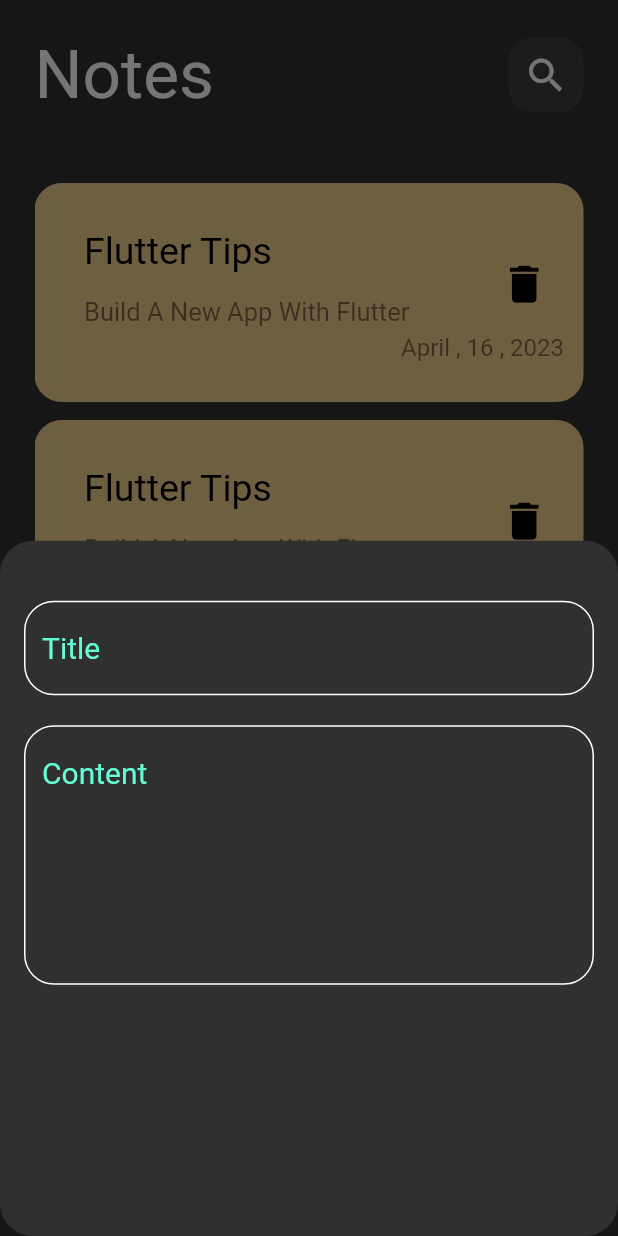
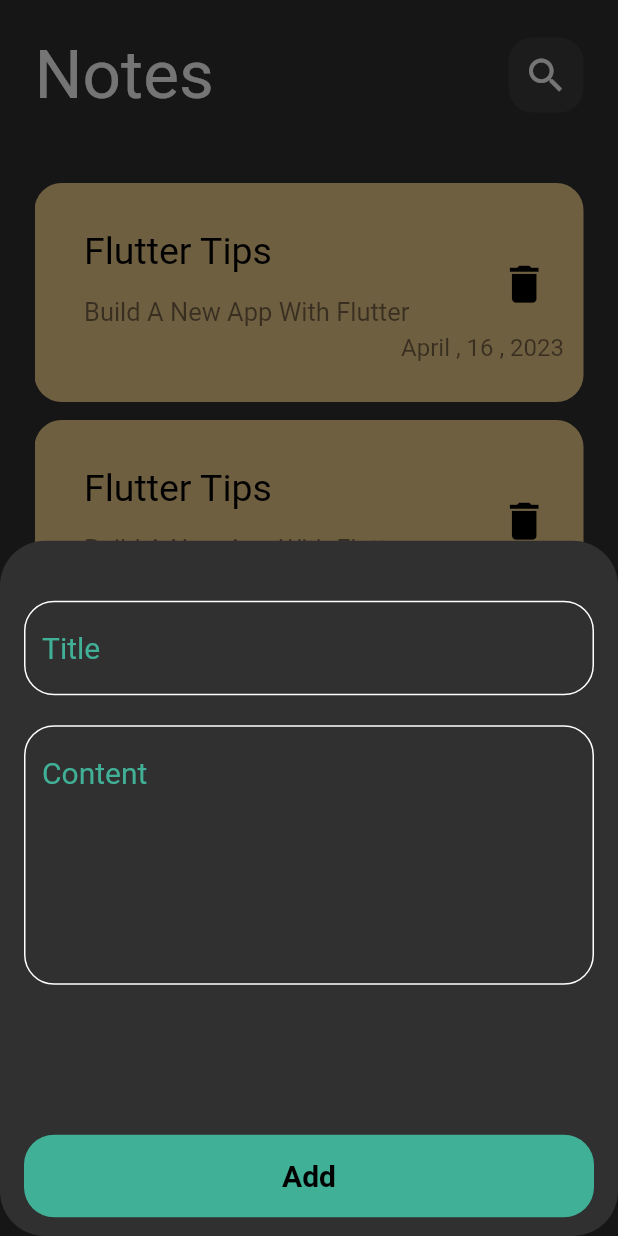
Before and after one commit to Yasmeen-aboeleneen/notes_app, a Flutter app: the screen it shows after launch, after a tap on the "add" icon, on a phone screen of 412 x 824 dp. Run offline on Flutter 3.47's test engine with Material 2 defaults, Android fonts, the phone set to English and light mode, and no system bars; Roboto replaces fonts that are missing (assets/fonts/RobotoCondensed-Regular.ttf).

Commit message:
finish add note sheet

```diff
--- a/lib/contants.dart
+++ b/lib/contants.dart
@@ -2,4 +2,4 @@
 
 import 'package:flutter/animation.dart';
 
- Color kPrimaryColor =   const Color(0xff62FCD7);
+ Color kPrimaryColor =   Color.fromARGB(219, 67, 197, 167);
--- a/lib/views/Widgets/Add_Note.dart
+++ b/lib/views/Widgets/Add_Note.dart
@@ -1,5 +1,8 @@
 import 'package:flutter/material.dart';
+import 'package:note_app/contants.dart';
 import 'package:note_app/views/Widgets/Custom_TextField.dart';
+
+import 'Custom_Button.dart';
 
 class AddNoteBottonSheet extends StatelessWidget {
   const AddNoteBottonSheet({super.key});
@@ -8,6 +11,7 @@ class AddNoteBottonSheet extends StatelessWidget {
   Widget build(BuildContext context) {
     return Padding(
       padding: const EdgeInsets.symmetric(horizontal: 16),
+      child: SingleChildScrollView(
         child: Column(
           children: const [
             SizedBox(
@@ -21,7 +25,16 @@ class AddNoteBottonSheet extends StatelessWidget {
               hint: 'Content',
               maxlines: 7,
             ),
+           SizedBox(
+              height: 100,
+            ),
+
+            CustomButton(),
+            SizedBox(
+              height: 30,
+            ),
           ],
+        ),
       ),
     );
   }
--- /dev/null
+++ b/lib/views/Widgets/Custom_Button.dart
@@ -0,0 +1,27 @@
+import 'package:flutter/material.dart';
+
+import '../../contants.dart';
+
+class CustomButton extends StatelessWidget {
+  const CustomButton({super.key});
+
+  @override
+  Widget build(BuildContext context) {
+    return Container(
+width: MediaQuery.of(context).size.width,
+height: 55,
+decoration: BoxDecoration(color: kPrimaryColor,
+borderRadius: BorderRadius.circular(20)
+),
+child: const Center(child: Text('Add',
+
+style: TextStyle(
+  color: Colors.black,
+  fontSize: 20,
+  fontWeight: FontWeight.bold
+),
+)),
+
+    );
+  }
+}
--- a/lib/views/notes_view.dart
+++ b/lib/views/notes_view.dart
@@ -13,7 +13,7 @@ class NotesView extends StatelessWidget {
         onPressed: () {
           showModalBottomSheet(
             shape: RoundedRectangleBorder(
-              borderRadius: BorderRadius.circular(22)
+              borderRadius: BorderRadius.circular(30)
             ),
               context: context,
               builder: (context) {
```
Lines whose indentation alone changed are shown as unchanged.
